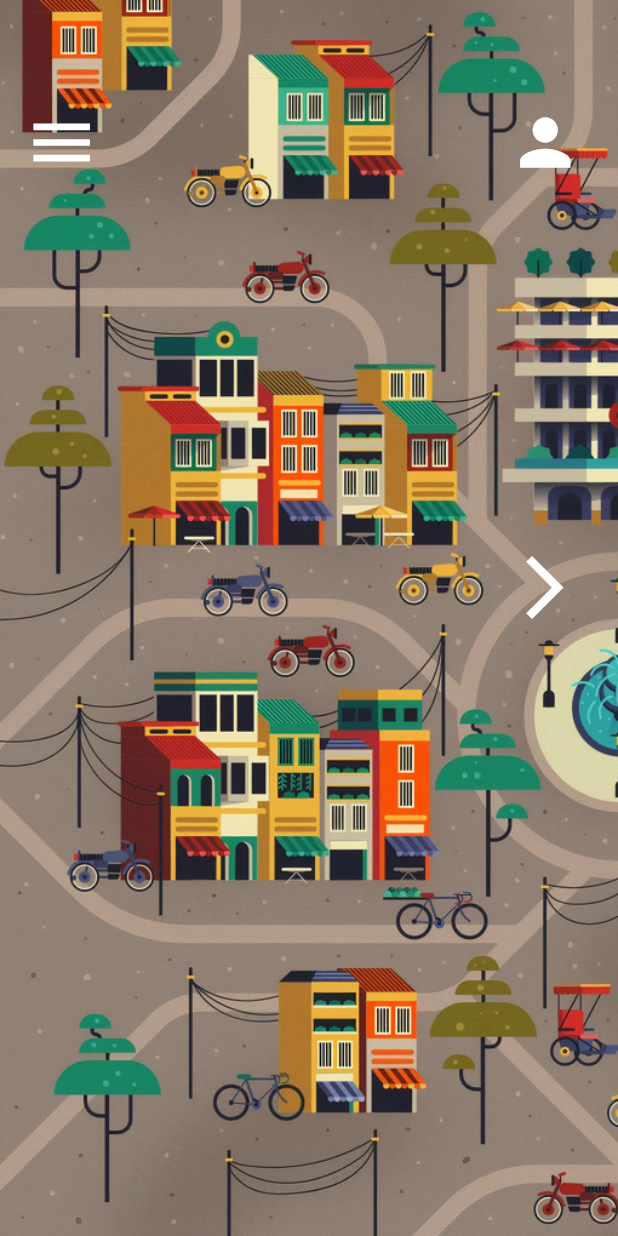
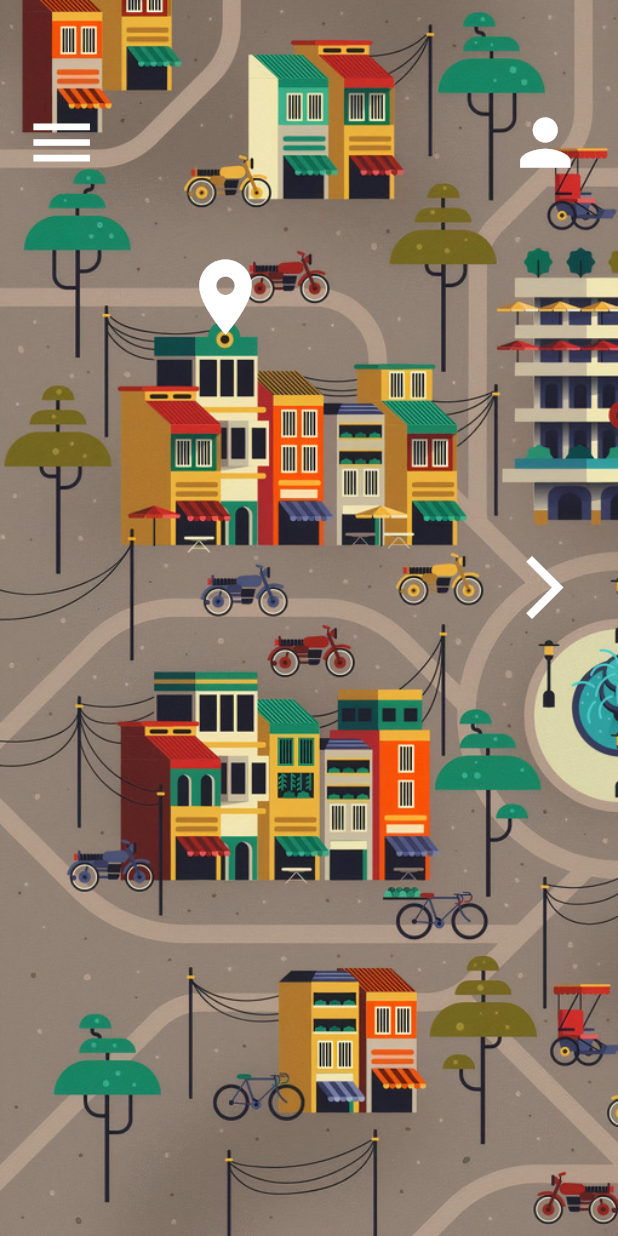
Before and after one commit to FEUP-ESOF-2020-21/open-cx-t5g4-techgals, a Flutter app: the screen it shows after launch, on a phone screen of 412 x 824 dp. Run offline on Flutter 3.47's test engine with Material 2 defaults, Android fonts, the phone set to English and light mode, and no system bars.

Commit message:
added chatroom_button and info
info : number of people and theme

```diff
--- /dev/null
+++ b/proj_src/lib/Screens/Nav/Components/chatroom_button.dart
@@ -0,0 +1,33 @@
+import 'package:flutter/material.dart';
+import 'package:proj_src/Screens/Nav/Map1/body_map1.dart';
+import 'package:proj_src/Screens/Chatroom/information.dart';
+
+
+class Chatroom_Button extends StatelessWidget {
+  Chatroom_Button({
+    Key key,
+
+  }) : super(key: key);
+
+  @override
+  Widget build(BuildContext context) {
+    Size size = MediaQuery.of(context).size;
+    return Container(
+      height: size.height * 0.48,
+      width: size.width * 0.73,
+
+      child: IconButton(
+        onPressed: () {
+          return Information(0, "ESOF").showInfoChatroom(context);
+        },
+
+        icon: Icon(
+          Icons.room,
+          size: 60,
+          color: Colors.white,
+          semanticLabel: "No one here? Try another chatroom",
+        ),
+      ),
+    );
+  }
+}
--- a/proj_src/lib/Screens/Nav/Map1/body_map1.dart
+++ b/proj_src/lib/Screens/Nav/Map1/body_map1.dart
@@ -2,6 +2,7 @@ import 'package:flutter/material.dart';
 import 'package:proj_src/Screens/Nav/Components/menu_button.dart';
 import 'package:proj_src/Screens/Nav/Components/profile_button.dart';
 import 'package:proj_src/Screens/Nav/Components/right_arrow_button.dart';
+import 'package:proj_src/Screens/Nav/Components/chatroom_button.dart';
 
 class Body extends StatelessWidget {
   const Body({
@@ -25,6 +26,7 @@ class Body extends StatelessWidget {
           Right_Arrow_Button(),
           Menu_Button(),
           Profile_Button(),
+          Chatroom_Button(),
         ],
       ),
     );
```
Also changed, not shown: proj_src/lib/Screens/Chatroom/information.dart (added, +46 -0 lines).
